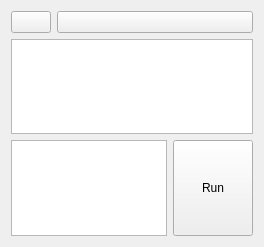
Amulet-Team/Amulet-Editor, file src/builtin_plugins/amulet_team_inspector/_inspector/_inspector.ui: the form before one commit.
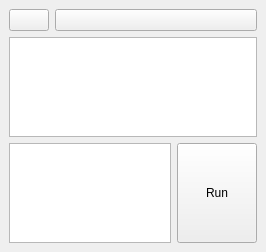
The form after the commit.

```diff
--- a/src/builtin_plugins/amulet_team_inspector/_inspector/_inspector.ui
+++ b/src/builtin_plugins/amulet_team_inspector/_inspector/_inspector.ui
@@ -1,24 +1,22 @@
 <?xml version="1.0" encoding="UTF-8"?>
 <ui version="4.0">
  <class>InspectionTool</class>
- <widget class="QWidget" name="InspectionTool">
+ <widget class="QMainWindow" name="InspectionTool">
   <property name="geometry">
    <rect>
     <x>0</x>
     <y>0</y>
-    <width>264</width>
-    <height>247</height>
+    <width>266</width>
+    <height>252</height>
    </rect>
   </property>
   <property name="windowTitle">
    <string>Inspector</string>
   </property>
-  <property name="backgroundColor" stdset="0">
-   <string notr="true">background</string>
-  </property>
-  <layout class="QVBoxLayout" name="verticalLayout">
+  <widget class="QWidget" name="_central_widget">
+   <layout class="QVBoxLayout" name="_vertical_layout">
    <item>
-    <layout class="QHBoxLayout" name="horizontalLayout_2">
+     <layout class="QHBoxLayout" name="_horizontal_layout_2">
      <item>
       <widget class="QPushButton" name="inspect_button">
        <property name="sizePolicy">
@@ -46,10 +44,15 @@
      <attribute name="headerVisible">
       <bool>false</bool>
      </attribute>
+      <column>
+       <property name="text">
+        <string notr="true">1</string>
+       </property>
+      </column>
     </widget>
    </item>
    <item>
-    <layout class="QHBoxLayout" name="horizontalLayout">
+     <layout class="QHBoxLayout" name="_horizontal_layout_1">
      <item>
       <widget class="QPlainTextEdit" name="code_editor"/>
      </item>
@@ -69,6 +72,7 @@
     </layout>
    </item>
   </layout>
+  </widget>
  </widget>
  <resources/>
  <connections/>
```
Lines whose indentation alone changed are shown as unchanged.
